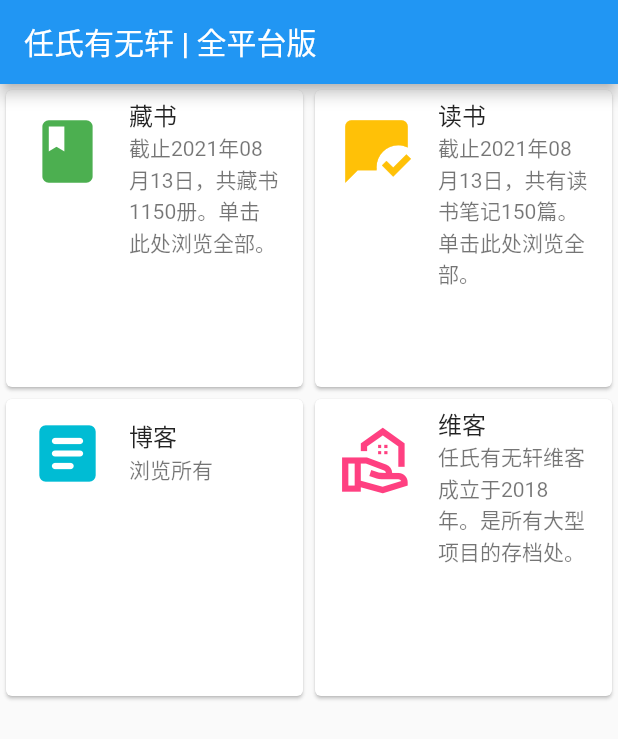
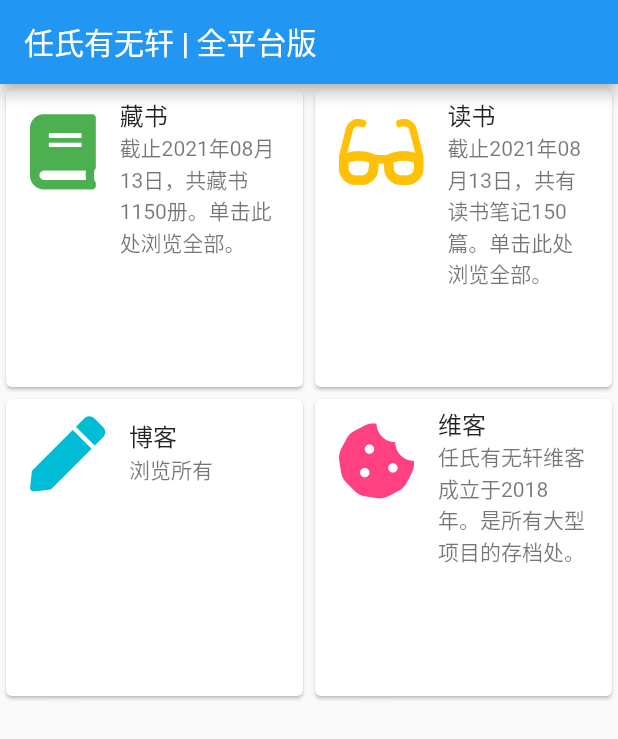
Before and after one commit to taylorren/rsywx.flutter, a Flutter app: the screen it shows after launch, on a phone screen of 412 x 824 dp. Shown: the top 739 px of the screen. Run offline on Flutter 3.47's test engine with Material 2 defaults, Android fonts, the phone set to English and light mode, and no system bars; our stand-ins replace font_awesome_flutter.

Commit message:
Some slight changes

```diff
--- a/lib/main.dart
+++ b/lib/main.dart
@@ -1,5 +1,6 @@
 import 'package:flutter/material.dart';
 import 'package:url_launcher/url_launcher.dart';
+import 'package:font_awesome_flutter/font_awesome_flutter.dart';
 
 void main() {
   runApp(MyApp());
@@ -80,8 +81,8 @@ class _MyHomePageState extends State<MyHomePage> {
       mainAxisSize: MainAxisSize.min,
       children: <Widget>[
         ListTile(
-          leading: Icon(
-            Icons.real_estate_agent_outlined,
+          leading: FaIcon(
+            FontAwesomeIcons.cookieBite,
             size: 50,
             color: Colors.pinkAccent,
           ),
@@ -99,8 +100,8 @@ class _MyHomePageState extends State<MyHomePage> {
         mainAxisSize: MainAxisSize.min,
         children: <Widget>[
           const ListTile(
-            leading: Icon(
-              Icons.mark_chat_read,
+            leading: FaIcon(
+              FontAwesomeIcons.glasses,
               color: Colors.amber,
               size: 50,
             ),
@@ -118,8 +119,8 @@ class _MyHomePageState extends State<MyHomePage> {
         mainAxisSize: MainAxisSize.min,
         children: <Widget>[
           const ListTile(
-            leading: Icon(
-              Icons.book_rounded,
+            leading: FaIcon(
+              FontAwesomeIcons.book,
               color: Colors.green,
               size: 50,
             ),
@@ -138,8 +139,8 @@ class _MyHomePageState extends State<MyHomePage> {
         mainAxisSize: MainAxisSize.min,
         children: <Widget>[
           ListTile(
-            leading: Icon(
-              Icons.article_rounded,
+            leading: FaIcon(
+              FontAwesomeIcons.pen,
               size: 50,
               color: Colors.cyan,
             ),
--- a/pubspec.yaml
+++ b/pubspec.yaml
@@ -24,6 +24,7 @@ dependencies:
   flutter:
     sdk: flutter
   url_launcher: any
+  font_awesome_flutter: any
 
 
   # The following adds the Cupertino Icons font to your application.
```
Also changed, not shown: pubspec.lock, 1 other file.
